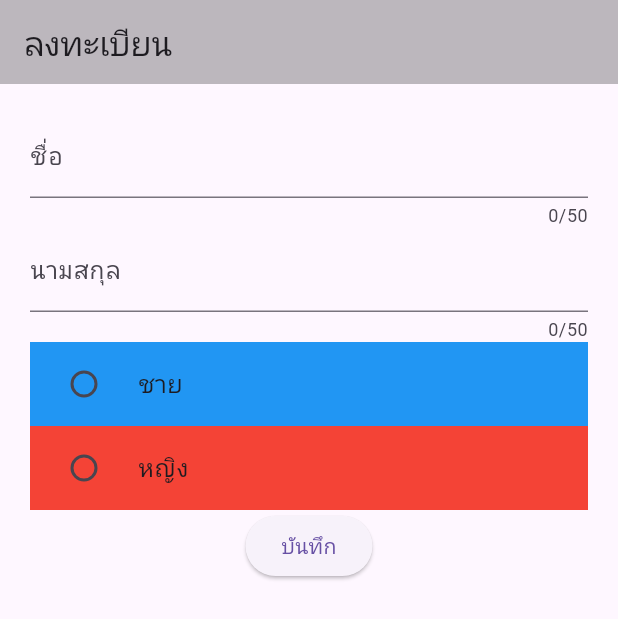
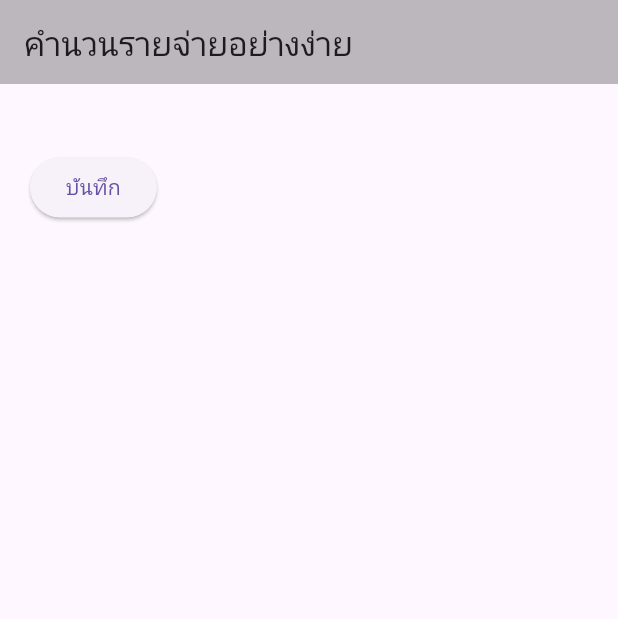
Before and after one commit to CableBK/flutter_input, a Flutter app: the screen it shows after launch, on a phone screen of 412 x 824 dp. Shown: the top 619 px of the screen. Run offline on Flutter 3.47's test engine with Material 3 defaults, Android fonts, the phone set to English and light mode, and no system bars.

Commit message:
Update cal page WIP

```diff
--- a/flutter_input/lib/main.dart
+++ b/flutter_input/lib/main.dart
@@ -1,5 +1,6 @@
 import 'package:flutter/material.dart';
 import 'package:flutter_input/screens/home_screen.dart';
+import 'package:flutter_input/screens/form_screen.dart';
 
 void main() => runApp(MainApp());
 
--- a/flutter_input/lib/screens/home_screen.dart
+++ b/flutter_input/lib/screens/home_screen.dart
@@ -1,4 +1,5 @@
 import 'package:flutter/material.dart';
+import 'package:flutter/widgets.dart';
 
 class HomeScreen extends StatefulWidget {
   @override
@@ -9,21 +10,22 @@ class _HomeScreenState extends State<HomeScreen> {
   final nameController = TextEditingController();
   final surnameController = TextEditingController();
   var gender = '';
+  var newsletter = false;
+  var driver = false;
 
   @override
   Widget build(BuildContext context) {
     return Scaffold(
       appBar: AppBar(
         backgroundColor: Colors.black26,
-        title: Text('ลงทะเบียน'),
+        title: Text('คำนวนรายจ่ายอย่างง่าย'),
       ),
       body: SingleChildScrollView(
         child: Container(
           padding: EdgeInsets.all(20),
           child: Column(
             children: [
-              buildTextField(),
-              buildRadio(),
+              SizedBox(height: 25),
               ElevatedButton(
                   onPressed: () {
                     print(
@@ -37,44 +39,4 @@ class _HomeScreenState extends State<HomeScreen> {
       ),
     );
   }
-
-  Widget buildRadio() => Column(
-        children: [
-          RadioListTile(
-            tileColor: Colors.blue,
-            title: Text('ชาย'),
-            value: 'male',
-            groupValue: gender,
-            onChanged: (value) => setState(() => gender = value.toString()),
-          ),
-          RadioListTile(
-            tileColor: Colors.red,
-            title: Text('หญิง'),
-            value: 'female',
-            groupValue: gender, //ได้แล้ว ใส่ gender เป็น สตริง เฉยย
-            onChanged: (value) {
-              setState(() {
-                gender = value.toString();
-              }); //ลองทั้งสองแบบ แต่ไม่ยอมอัปเดต UI
-            },
-          ),
-        ],
-      );
-
-  Widget buildTextField() => Column(
-        children: [
-          TextField(
-            decoration: InputDecoration(labelText: 'ชื่อ'),
-            maxLength: 50,
-            keyboardType: TextInputType.name,
-            controller: nameController,
-          ),
-          TextField(
-            decoration: InputDecoration(labelText: 'นามสกุล'),
-            maxLength: 50,
-            keyboardType: TextInputType.name,
-            controller: surnameController,
-          ),
-        ],
-      );
 }
```
Also changed, not shown: flutter_input/lib/screens/form_screen.dart (added, +112 -0 lines), flutter_input/lib/screens/calculate.dart (added), 1 other file.
